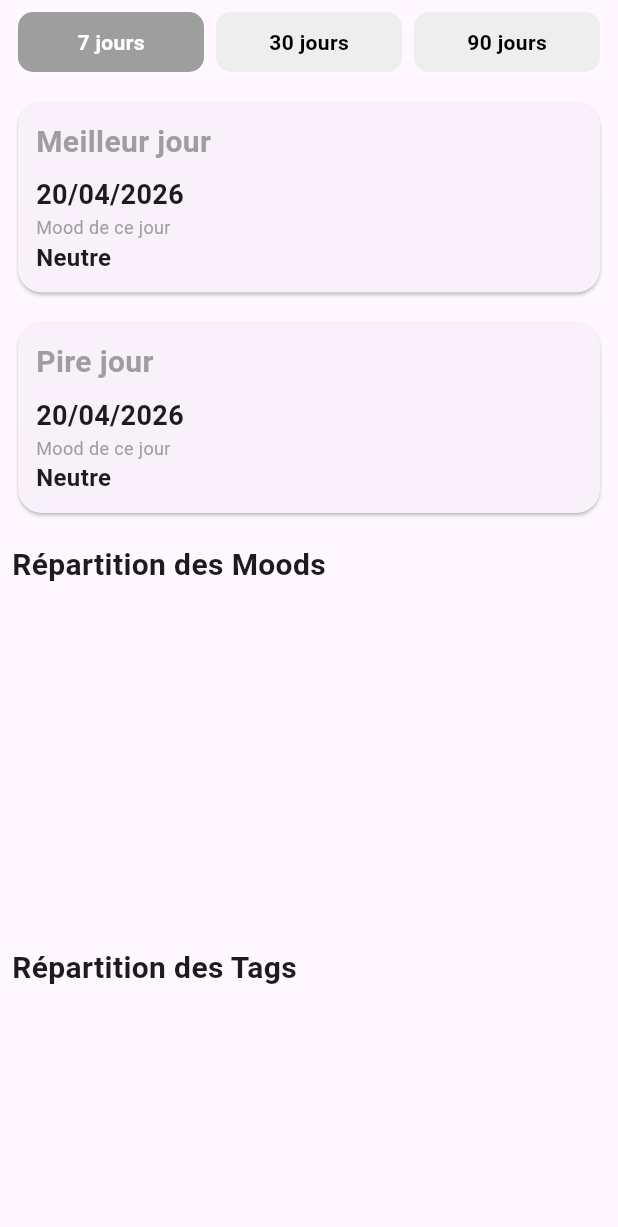
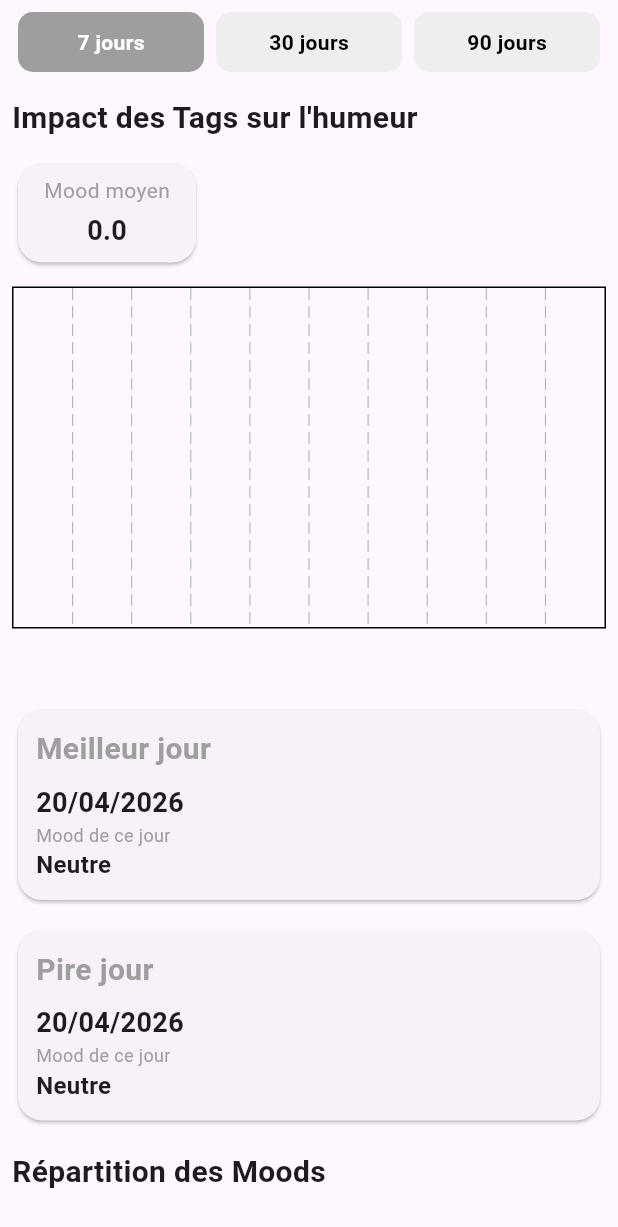
Before and after one commit to mdevcdso/Mood-Metrics, a Flutter app: the AnalyticsScreen screen opened directly, on a phone screen of 412 x 824 dp. Shown: the top 1227 px of the screen. Run offline on Flutter 3.47's test engine with Material 3 defaults, Android fonts, the phone set to English and light mode, and no system bars; drawn by our look-alikes of fl_chart; our stand-ins replace bloc, flutter_bloc, flutter_local_notifications, flutter_timezone, shared_preferences, sqflite and 1 more; accounts and stored records are empty.

Commit message:
feat: ajoute d'un graph pour voir l'impact des tags sur l'humeur

```diff
--- a/lib/blocs/analytics_bloc/analytics_state.dart
+++ b/lib/blocs/analytics_bloc/analytics_state.dart
@@ -14,6 +14,7 @@ final class AnalyticsState {
       averageMood: 0,
       moodDistribution: {},
       tagFrequency: {},
+      tagAverageMood: {},
     ),
   });
 
--- a/lib/models/analytics.dart
+++ b/lib/models/analytics.dart
@@ -14,6 +14,8 @@ final class Analytics {
   final double? averageWeight;
   final JournalEntry? bestDay;
   final JournalEntry? worstDay;
+  final Map<Tag, double> tagAverageMood;
+
 
   const Analytics({
     required this.averageMood,
@@ -22,5 +24,6 @@ final class Analytics {
     required this.tagFrequency,
     this.bestDay,
     this.worstDay,
+    required this.tagAverageMood,
   });
 }
--- a/lib/screens/analytics_screen.dart
+++ b/lib/screens/analytics_screen.dart
@@ -14,6 +14,7 @@ import 'package:flutter/material.dart';
 import 'package:flutter_bloc/flutter_bloc.dart';
 
 import '../widgets/AnalyticsPiechartWidget.dart';
+import '../widgets/MoodByTagCahrtWidget.dart';
 
 class AnalyticsScreen extends StatelessWidget {
   const AnalyticsScreen({super.key});
@@ -73,6 +74,11 @@ class AnalyticsScreen extends StatelessWidget {
                   }).toList(),
                 ),
                 const SizedBox(height: 16),
+                TagMoodBarChart(
+                  data: analytics.tagAverageMood,
+                  averageMood: analytics.averageMood.toStringAsFixed(1),
+                ),
+                const SizedBox(height: 16),
                 SizedBox(
                   width: double.infinity,
                   child: _EntryCard(
@@ -96,14 +102,7 @@ class AnalyticsScreen extends StatelessWidget {
                   title: "Répartition des Moods",
                   getLabel: (mood) => mood.label,
                   getIndex: (mood) => mood.index,
-                ),
-                const SizedBox(height: 16),
-                AppPieChart<Tag>(
-                  data: analytics.tagFrequency,
-                  title: "Répartition des Tags",
-                  getLabel: (tag) => tag.label,
-                  getIndex: (tag) => tag.index,
-                ),
+                )
               ],
             ),
           );
@@ -113,41 +112,7 @@ class AnalyticsScreen extends StatelessWidget {
   }
 }
 
-class _StatCard extends StatelessWidget {
-  final String title;
-  final String value;
-  final IconData icon;
-  final Color color;
 
-  const _StatCard({
-    required this.title,
-    required this.value,
-    required this.icon,
-    required this.color,
-  });
-
-  @override
-  Widget build(BuildContext context) {
-    return Card(
-      shape: RoundedRectangleBorder(borderRadius: BorderRadius.circular(16)),
-      child: Padding(
-        padding: const EdgeInsets.all(16),
-        child: Column(
-          children: [
-            Icon(icon, color: color, size: 32),
-            const SizedBox(height: 8),
-            Text(
-              value,
-              style: const TextStyle(fontSize: 20, fontWeight: FontWeight.bold),
-            ),
-            const SizedBox(height: 4),
-            Text(title, style: const TextStyle(color: Colors.grey)),
-          ],
-        ),
-      ),
-    );
-  }
-}
 
 class _EntryCard extends StatelessWidget {
   final String title;
--- a/lib/screens/journal_screen.dart
+++ b/lib/screens/journal_screen.dart
@@ -19,7 +19,7 @@ class JournalScreen extends StatelessWidget {
         return Scaffold(
           body: _buildBody(state),
           floatingActionButton: FloatingActionButton(
-            onPressed: () => addEntryDialog(context, DateTime.now().subtract(Duration(days: 40))),
+            onPressed: () => addEntryDialog(context, DateTime.now()), //.subtract(Duration(days: 1))),
             child: const Icon(Icons.add),
           ),
         );
--- /dev/null
+++ b/lib/widgets/MoodByTagCahrtWidget.dart
@@ -0,0 +1,173 @@
+import 'package:fl_chart/fl_chart.dart';
+import 'package:flutter/cupertino.dart';
+import 'package:flutter/material.dart';
+
+import '../models/tag.dart';
+
+class TagMoodBarChart extends StatelessWidget {
+  final Map<Tag, double> data;
+  final String averageMood;
+  final double height;
+
+  const TagMoodBarChart({
+    super.key, required this.data,
+    required this.averageMood,
+    this.height = 250
+  });
+
+  Color _color(Tag tag) {
+    return Colors.primaries[tag.index % Colors.primaries.length];
+  }
+
+  @override
+  Widget build(BuildContext context) {
+    final entries = data.entries.toList();
+
+    return Column(
+      crossAxisAlignment: CrossAxisAlignment.start,
+      children: [
+        const Text(
+          "Impact des Tags sur l'humeur",
+          style: TextStyle(fontWeight: FontWeight.bold, fontSize: 20),
+        ),
+        const SizedBox(height: 12),
+        Row(
+          crossAxisAlignment: CrossAxisAlignment.start,
+          children: [
+            Expanded(
+              flex: 1,
+              child: _StatCard(
+                title: "Mood moyen",
+                value: averageMood,
+                icon: Icons.tag,
+                color: Colors.blue,
+              ),
+            ),
+            const SizedBox(width: 16),
+            Expanded(
+              flex: 2,
+              child: Wrap(
+                spacing: 12,
+                runSpacing: 8,
+                children: entries.map((entry) {
+                  final color = _color(entry.key);
+
+                  return Row(
+                    mainAxisSize: MainAxisSize.min,
+                    children: [
+                      Container(
+                        width: 16,
+                        height: 16,
+                        decoration: BoxDecoration(
+                          color: color,
+                          shape: BoxShape.circle,
+                        ),
+                      ),
+                      const SizedBox(width: 8),
+                      Text(
+                        "${entry.key.label} - ${entry.value.toStringAsFixed(1)}",
+                        style: const TextStyle(fontSize: 16),
+                      ),
+                    ],
+                  );
+                }).toList(),
+              ),
+            ),
+          ],
+        ),
+        const SizedBox(height: 12),
+        SizedBox(
+          height: height,
+          child: BarChart(
+            BarChartData(
+              alignment: BarChartAlignment.spaceAround,
+
+              barGroups: entries.map((entry) {
+                return BarChartGroupData(
+                  x: entry.key.index,
+                  barRods: [
+                    BarChartRodData(
+                      toY: entry.value,
+                      width: 14,
+                      color: _color(entry.key),
+                      borderRadius: BorderRadius.circular(6),
+                    ),
+                  ],
+                );
+              }).toList(),
+
+              titlesData: FlTitlesData(
+                bottomTitles: AxisTitles(
+                  sideTitles: SideTitles(
+                    showTitles: true,
+                    getTitlesWidget: (value, meta) {
+                      final tag = Tag.values[value.toInt()];
+                      return Padding(
+                        padding: const EdgeInsets.only(top: 6),
+                        child: Text(
+                          tag.label.replaceAll(' ', '\n'),
+                          textAlign: TextAlign.center,
+                          softWrap: true,
+                          maxLines: 2,
+                          overflow: TextOverflow.visible,
+                          style: const TextStyle(fontSize: 10),
+                        ),
+                      );
+                    },
+                  ),
+                ),
+                leftTitles: AxisTitles(
+                  sideTitles: SideTitles(showTitles: false),
+                ),
+                topTitles: AxisTitles(
+                  sideTitles: SideTitles(showTitles: false),
+                ),
+                rightTitles: AxisTitles(
+                  sideTitles: SideTitles(showTitles: false),
+                ),
+              ),
+
+              gridData: FlGridData(show: true),
+              borderData: FlBorderData(show: true),
+            ),
+          ),
+        ),
+        const SizedBox(height: 12),
+      ],
+    );
+  }
+}
+
+class _StatCard extends StatelessWidget {
+  final String title;
+  final String value;
+  final IconData icon;
+  final Color color;
+
+  const _StatCard({
+    required this.title,
+    required this.value,
+    required this.icon,
+    required this.color,
+  });
+
+  @override
+  Widget build(BuildContext context) {
+    return Card(
+      shape: RoundedRectangleBorder(borderRadius: BorderRadius.circular(16)),
+      child: Padding(
+        padding: const EdgeInsets.all(8),
+        child: Column(
+          children: [
+            Text(title, style: const TextStyle(color: Colors.grey)),
+            const SizedBox(height: 4),
+            Text(
+              value,
+              style: const TextStyle(fontSize: 18, fontWeight: FontWeight.bold),
+            ),
+          ],
+        ),
+      ),
+    );
+  }
+}
```
Also changed, not shown: lib/repositories/analitycs_repository/analytics_data_source/local_analytics_data_source.dart (+26 -31 lines).
